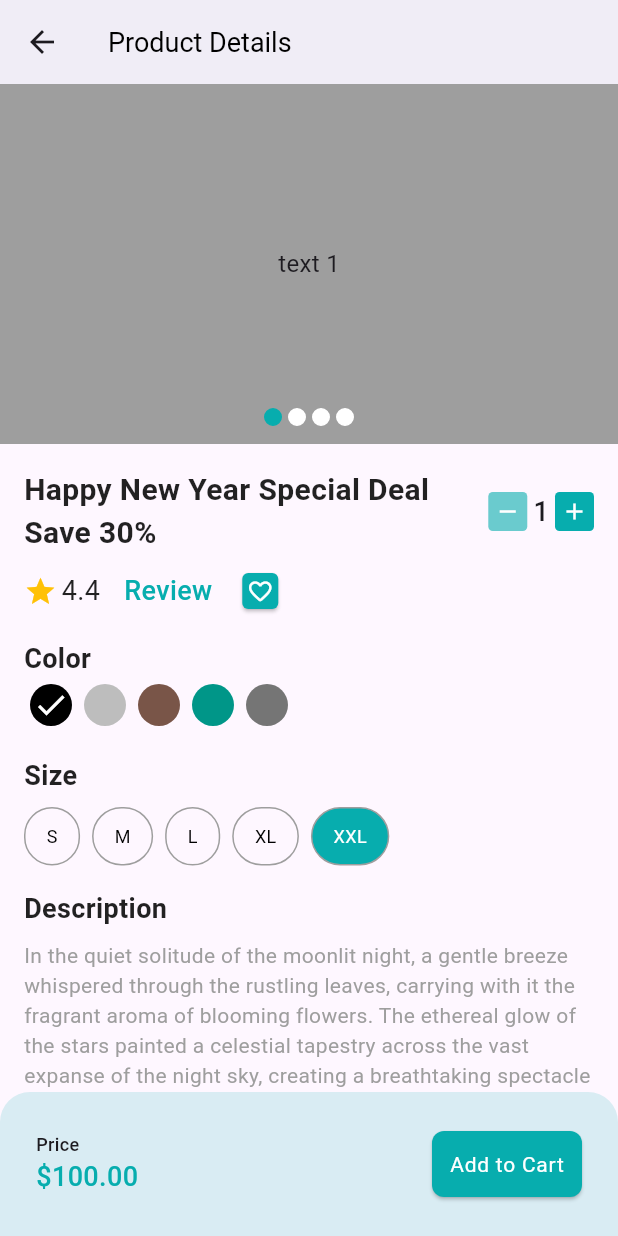
After one commit to hafizflow/Infinity-Buy, a Flutter app: the ProductListScreen screen opened directly, after a tap on "Nike Shoe 30P 2024 Editions", on a phone screen of 412 x 824 dp. The commit adds this screen. Run offline on Flutter 3.47's test engine with Material 3 defaults, Android fonts, the phone set to English and light mode, and no system bars; drawn by our look-alikes of carousel_slider; our stand-ins replace flutter_spinkit, get, pin_code_fields.

Commit message:
product details screen complete

```diff
--- /dev/null
+++ b/lib/presentation/ui/screens/product_details_screen.dart
@@ -0,0 +1,290 @@
+import 'package:flutter/material.dart';
+import 'package:infinity_buy/presentation/ui/widgets/product_details/product_image_carousel.dart';
+
+import '../utility/app_colors.dart';
+import '../widgets/product_details/color_selector.dart';
+import '../widgets/product_details/size_selector.dart';
+
+class ProductDetailsScreen extends StatefulWidget {
+  const ProductDetailsScreen({super.key});
+
+  @override
+  State<ProductDetailsScreen> createState() => _ProductDetailsScreenState();
+}
+
+class _ProductDetailsScreenState extends State<ProductDetailsScreen> {
+  ValueNotifier<int> numberOfItem = ValueNotifier(1);
+  List<Color> colors = [
+    Colors.black,
+    Colors.grey.shade400,
+    Colors.brown,
+    Colors.teal,
+    Colors.grey.shade600,
+  ];
+
+  List<String> sizes = [
+    'S',
+    'M',
+    'L',
+    'XL',
+    'XXL',
+  ];
+
+  bool _isLiked = false;
+
+  @override
+  Widget build(BuildContext context) {
+    return Scaffold(
+      appBar: AppBar(
+        title: const Text("Product Details"),
+      ),
+      body: Column(
+        children: [
+          Expanded(
+            child: SingleChildScrollView(
+              child: Column(
+                children: [
+                  const ProductImageCarousel(),
+                  productDetailsBody,
+                ],
+              ),
+            ),
+          ),
+          priceAndAddToCurtSection,
+        ],
+      ),
+    );
+  }
+
+  Padding get productDetailsBody {
+    return Padding(
+      padding: const EdgeInsets.all(16.0),
+      child: Column(
+        crossAxisAlignment: CrossAxisAlignment.start,
+        children: [
+          Row(
+            children: [
+              const Expanded(
+                child: Text(
+                  "Happy New Year Special Deal Save 30%",
+                  style: TextStyle(
+                    fontSize: 20,
+                    fontWeight: FontWeight.w600,
+                    color: Colors.black87,
+                  ),
+                ),
+              ),
+              ValueListenableBuilder(
+                valueListenable: numberOfItem,
+                builder: (context, value, _) {
+                  return itemCount(numberOfItem, value);
+                },
+              ),
+            ],
+          ),
+          const SizedBox(height: 8),
+          reviewAndRating,
+          const SizedBox(height: 16),
+          const Text(
+            "Color",
+            style: TextStyle(
+              fontSize: 18,
+              fontWeight: FontWeight.w600,
+              color: Colors.black87,
+            ),
+          ),
+          ColorSelector(
+            colors: colors,
+            onChange: (selectedColor) {},
+          ),
+          const SizedBox(height: 16),
+          const Text(
+            "Size",
+            style: TextStyle(
+              fontSize: 18,
+              fontWeight: FontWeight.w600,
+              color: Colors.black87,
+            ),
+          ),
+          const SizedBox(height: 8),
+          SizeSelector(sizes: sizes, onChange: (selectedSize) {}),
+          const SizedBox(height: 16),
+          const Text(
+            "Description",
+            style: TextStyle(
+              fontSize: 18,
+              fontWeight: FontWeight.w600,
+              color: Colors.black87,
+            ),
+          ),
+          const SizedBox(height: 8),
+          const Text(
+            "In the quiet solitude of the moonlit night, a gentle breeze whispered through the rustling leaves, carrying with it the fragrant aroma of blooming flowers. The ethereal glow of the stars painted a celestial tapestry across the vast expanse of the night sky, creating a breathtaking spectacle that captivated the senses. As the world slept beneath this cosmic masterpiece, a lone owl hooted in the distance, its haunting melody echoing through the stillness.",
+            style: TextStyle(
+              color: Colors.grey,
+            ),
+          ),
+        ],
+      ),
+    );
+  }
+
+  Row get reviewAndRating {
+    return Row(
+      children: [
+        const Wrap(
+          crossAxisAlignment: WrapCrossAlignment.center,
+          spacing: 3,
+          children: [
+            Icon(
+              Icons.star,
+              size: 22,
+              color: Colors.amber,
+            ),
+            Text(
+              "4.4",
+              style: TextStyle(
+                  color: Colors.black87,
+                  fontSize: 18,
+                  fontWeight: FontWeight.w400),
+            ),
+          ],
+        ),
+        const SizedBox(width: 16),
+        const Text(
+          "Review",
+          style: TextStyle(
+            color: AppColors.primaryColor,
+            fontSize: 18,
+            fontWeight: FontWeight.w500,
+          ),
+        ),
+        const SizedBox(width: 16),
+        InkWell(
+          onTap: () {
+            _isLiked = !_isLiked;
+            setState(() {});
+          },
+          child: Card(
+            color: AppColors.primaryColor,
+            shape: RoundedRectangleBorder(
+              borderRadius: BorderRadius.circular(4),
+            ),
+            child: Padding(
+              padding: const EdgeInsets.all(3.0),
+              child: Icon(
+                _isLiked ? Icons.favorite : Icons.favorite_outline_rounded,
+                size: 18,
+                color: Colors.white,
+              ),
+            ),
+          ),
+        ),
+      ],
+    );
+  }
+
+  Container get priceAndAddToCurtSection {
+    return Container(
+      padding: const EdgeInsets.all(24),
+      decoration: BoxDecoration(
+        color: AppColors.primaryColor.withOpacity(0.15),
+        borderRadius: const BorderRadius.only(
+          topLeft: Radius.circular(20),
+          topRight: Radius.circular(20),
+        ),
+      ),
+      child: Row(
+        mainAxisAlignment: MainAxisAlignment.spaceBetween,
+        children: [
+          const Column(
+            crossAxisAlignment: CrossAxisAlignment.start,
+            children: [
+              Text(
+                "Price",
+                style: TextStyle(
+                  fontSize: 12,
+                  fontWeight: FontWeight.w500,
+                ),
+              ),
+              Text(
+                "\$100.00",
+                style: TextStyle(
+                  fontSize: 18,
+                  fontWeight: FontWeight.w500,
+                  color: AppColors.primaryColor,
+                ),
+              ),
+            ],
+          ),
+          SizedBox(
+            width: 100,
+            child: ElevatedButton(
+              onPressed: () {},
+              child: const Text("Add to Cart"),
+            ),
+          )
+        ],
+      ),
+    );
+  }
+
+  Wrap itemCount(ValueNotifier<int> numberOfItem, int value) {
+    return Wrap(
+      direction: Axis.horizontal,
+      spacing: 4,
+      children: [
+        InkWell(
+          onTap: () {
+            if (numberOfItem.value > 1) {
+              numberOfItem.value--;
+            }
+          },
+          child: Container(
+            padding: const EdgeInsets.all(4),
+            decoration: BoxDecoration(
+              borderRadius: const BorderRadius.all(
+                Radius.circular(3),
+              ),
+              color: numberOfItem.value == 1
+                  ? AppColors.primaryColor.withOpacity(0.6)
+                  : AppColors.primaryColor,
+            ),
+            child: const Icon(
+              Icons.remove,
+              size: 18,
+              color: Colors.white,
+            ),
+          ),
+        ),
+        Text(
+          "$value",
+          style: const TextStyle(fontWeight: FontWeight.w500, fontSize: 18),
+        ),
+        InkWell(
+          onTap: () {
+            if (numberOfItem.value < 10) {
+              numberOfItem.value++;
+            }
+          },
+          child: Container(
+            padding: const EdgeInsets.all(4),
+            decoration: BoxDecoration(
+              borderRadius: const BorderRadius.all(
+                Radius.circular(3),
+              ),
+              color: numberOfItem.value == 10
+                  ? AppColors.primaryColor.withOpacity(0.6)
+                  : AppColors.primaryColor,
+            ),
+            child: const Icon(
+              Icons.add,
+              size: 18,
+              color: Colors.white,
+            ),
+          ),
+        ),
+      ],
+    );
+  }
+}
--- a/lib/presentation/ui/widgets/cart_product_item.dart
+++ b/lib/presentation/ui/widgets/cart_product_item.dart
@@ -99,7 +99,10 @@ class CartProductItem extends StatelessWidget {
                         ValueListenableBuilder(
                           valueListenable: numberOfItem,
                           builder: (context, value, _) {
-                            return itemCount(numberOfItem, value);
+                            return Padding(
+                              padding: const EdgeInsets.only(right: 15.0),
+                              child: itemCount(numberOfItem, value),
+                            );
                           },
                         ),
                       ],
@@ -114,10 +117,8 @@ class CartProductItem extends StatelessWidget {
     );
   }
 
-  Padding itemCount(ValueNotifier<int> numberOfItem, int value) {
-    return Padding(
-      padding: const EdgeInsets.only(right: 15.0),
-      child: Wrap(
+  Wrap itemCount(ValueNotifier<int> numberOfItem, int value) {
+    return Wrap(
       direction: Axis.horizontal,
       spacing: 4,
       children: [
@@ -174,7 +175,6 @@ class CartProductItem extends StatelessWidget {
           ),
         ),
       ],
-      ),
     );
   }
 }
--- a/lib/presentation/ui/widgets/product_card_item.dart
+++ b/lib/presentation/ui/widgets/product_card_item.dart
@@ -1,4 +1,6 @@
 import 'package:flutter/material.dart';
+import 'package:get/get.dart';
+import 'package:infinity_buy/presentation/ui/screens/product_details_screen.dart';
 
 import '../utility/app_colors.dart';
 import '../utility/assets_path.dart';
@@ -10,7 +12,12 @@ class ProductCardItem extends StatelessWidget {
 
   @override
   Widget build(BuildContext context) {
-    return SizedBox(
+    return InkWell(
+      onTap: () {
+        Get.to(() => const ProductDetailsScreen());
+      },
+      borderRadius: BorderRadius.circular(16),
+      child: SizedBox(
         height: 190,
         width: 160,
         child: Card(
@@ -97,6 +104,7 @@ class ProductCardItem extends StatelessWidget {
             ],
           ),
         ),
+      ),
     );
   }
 }
--- /dev/null
+++ b/lib/presentation/ui/widgets/product_details/color_selector.dart
@@ -0,0 +1,60 @@
+import 'package:flutter/material.dart';
+
+class ColorSelector extends StatefulWidget {
+  const ColorSelector({
+    super.key,
+    required this.colors,
+    required this.onChange,
+  });
+
+  final List<Color> colors;
+  final Function(Color) onChange;
+
+  @override
+  State<ColorSelector> createState() => _ColorSelectorState();
+}
+
+class _ColorSelectorState extends State<ColorSelector> {
+  late Color selectedColor;
+
+  @override
+  void initState() {
+    super.initState();
+    selectedColor = widget.colors.first;
+  }
+
+  @override
+  Widget build(BuildContext context) {
+    return Row(
+      mainAxisAlignment: MainAxisAlignment.start,
+      children: widget.colors
+          .map(
+            (c) => InkWell(
+              onTap: () {
+                selectedColor = c;
+                widget.onChange(c);
+                if (mounted) {
+                  setState(() {});
+                  // log(selectedColor.toString());
+                }
+              },
+              borderRadius: BorderRadius.circular(14),
+              child: Padding(
+                padding: const EdgeInsets.all(4.0),
+                child: CircleAvatar(
+                  backgroundColor: c,
+                  radius: 14,
+                  child: selectedColor == c
+                      ? const Icon(
+                          Icons.done,
+                          color: Colors.white,
+                        )
+                      : null,
+                ),
+              ),
+            ),
+          )
+          .toList(),
+    );
+  }
+}
--- /dev/null
+++ b/lib/presentation/ui/widgets/product_details/product_image_carousel.dart
@@ -0,0 +1,85 @@
+import 'package:carousel_slider/carousel_slider.dart';
+import 'package:flutter/material.dart';
+
+import '../../utility/app_colors.dart';
+
+class ProductImageCarousel extends StatefulWidget {
+  const ProductImageCarousel({
+    super.key,
+    this.height,
+  });
+
+  final double? height;
+
+  @override
+  State<ProductImageCarousel> createState() => _ProductImageCarouselState();
+}
+
+class _ProductImageCarouselState extends State<ProductImageCarousel> {
+  final ValueNotifier<int> _currentIndex = ValueNotifier(0);
+
+  @override
+  Widget build(BuildContext context) {
+    return Stack(
+      children: [
+        CarouselSlider(
+          options: CarouselOptions(
+            height: widget.height ?? 240,
+            viewportFraction: 1,
+            onPageChanged: (index, reason) {
+              _currentIndex.value = index;
+            },
+          ),
+          items: [1, 2, 3, 4].map((i) {
+            return Builder(
+              builder: (BuildContext context) {
+                return Container(
+                  width: MediaQuery.of(context).size.width,
+                  decoration: const BoxDecoration(
+                    color: Colors.grey,
+                  ),
+                  alignment: Alignment.center,
+                  child: Text(
+                    'text $i',
+                    style: const TextStyle(fontSize: 16.0),
+                  ),
+                );
+              },
+            );
+          }).toList(),
+        ),
+        Positioned(
+          bottom: 10,
+          left: 0,
+          right: 0,
+          child: ValueListenableBuilder(
+            valueListenable: _currentIndex,
+            builder: (context, index, _) {
+              return Row(
+                mainAxisAlignment: MainAxisAlignment.center,
+                children: [
+                  for (int i = 0; i < 4; i++)
+                    Container(
+                      height: 12,
+                      width: 12,
+                      margin: const EdgeInsets.all(2),
+                      decoration: BoxDecoration(
+                        color:
+                            i == index ? AppColors.primaryColor : Colors.white,
+                        border: Border.all(
+                          color: i == index
+                              ? AppColors.primaryColor
+                              : Colors.white,
+                        ),
+                        borderRadius: BorderRadius.circular(10),
+                      ),
+                    ),
+                ],
+              );
+            },
+          ),
+        )
+      ],
+    );
+  }
+}
--- /dev/null
+++ b/lib/presentation/ui/widgets/product_details/size_selector.dart
@@ -0,0 +1,68 @@
+import 'package:flutter/material.dart';
+
+import '../../utility/app_colors.dart';
+
+class SizeSelector extends StatefulWidget {
+  const SizeSelector({
+    super.key,
+    required this.sizes,
+    required this.onChange,
+  });
+
+  final List<String> sizes;
+  final Function(String) onChange;
+
+  @override
+  State<SizeSelector> createState() => _SizeSelectorState();
+}
+
+class _SizeSelectorState extends State<SizeSelector> {
+  late String selectedSize;
+
+  @override
+  void initState() {
+    super.initState();
+    selectedSize = widget.sizes.last;
+  }
+
+  @override
+  Widget build(BuildContext context) {
+    return Row(
+      mainAxisAlignment: MainAxisAlignment.start,
+      children: widget.sizes
+          .map(
+            (c) => InkWell(
+              onTap: () {
+                selectedSize = c;
+                widget.onChange(c);
+                if (mounted) {
+                  setState(() {});
+                  // log(selectedColor.toString());
+                }
+              },
+              borderRadius: BorderRadius.circular(100),
+              child: Container(
+                margin: const EdgeInsets.only(right: 8),
+                decoration: BoxDecoration(
+                  borderRadius: BorderRadius.circular(20),
+                  border: Border.all(color: Colors.grey),
+                  color: selectedSize == c ? AppColors.primaryColor : null,
+                ),
+                padding: const EdgeInsets.symmetric(
+                  horizontal: 14,
+                  vertical: 10,
+                ),
+                child: Text(
+                  c,
+                  style: TextStyle(
+                    color: selectedSize == c ? Colors.white : Colors.black,
+                    fontSize: 12,
+                  ),
+                ),
+              ),
+            ),
+          )
+          .toList(),
+    );
+  }
+}
```
Lines whose indentation alone changed are shown as unchanged.
